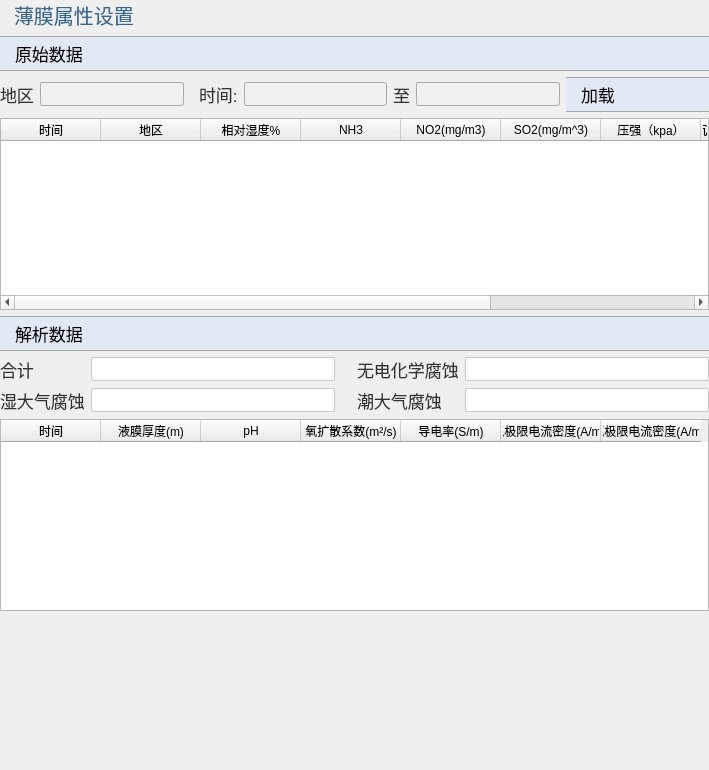
Old version of the form plugins/Base_MaterialManager/ThinFilmSettingWidget.ui in the repository asd977/base_cae.
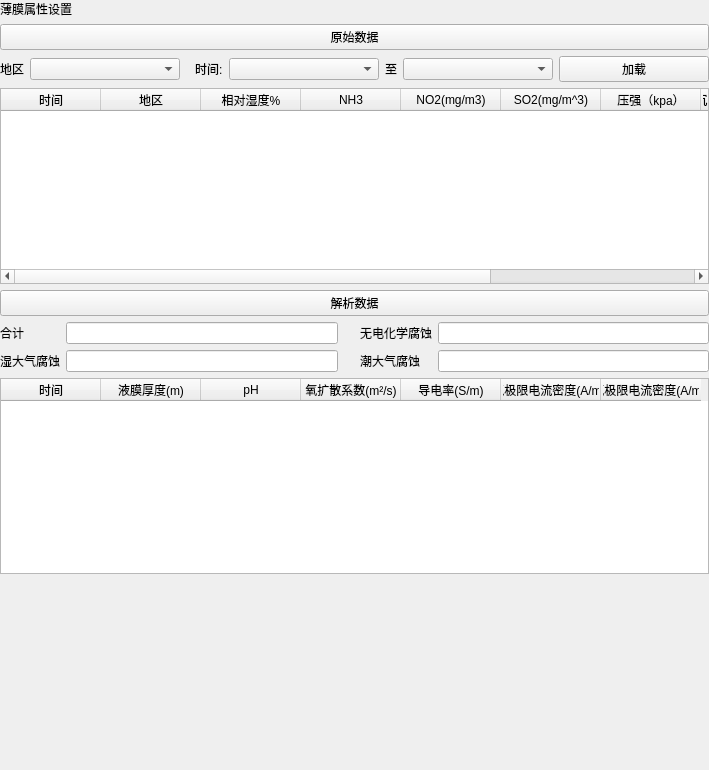
New version of the form. Icons and pictures are not drawn.

Diff of the .ui file:
```diff
--- a/plugins/Base_MaterialManager/ThinFilmSettingWidget.ui
+++ b/plugins/Base_MaterialManager/ThinFilmSettingWidget.ui
@@ -13,135 +13,6 @@
   <property name="windowTitle">
    <string>Form</string>
   </property>
-  <property name="styleSheet">
-   <string notr="true">QWidget{
-font-family: &quot;Microsoft YaHei&quot;, &quot;微软雅黑&quot;;
-
-}
-QPushButton#pushButton_2,
-QPushButton#pushButton,
-QPushButton#pushButton_3,
-QPushButton#pushButton_5 {
-    background-color: rgb(224, 233, 244);
-    border-width: 1px;
-    border-color: rgb(121, 121, 121);
-    border-style: solid;
-    height: 33px;
-    border-top: 1px solid rgb(169, 169, 169); /* 上边框为灰色 */
-    border-bottom: 1px solid rgb(169, 169, 169); /* 下边框为灰色 */
-    border-left: none; /* 移除左边框 */
-    border-right: none;
-    text-align: left;
-	padding-left: 15px;
-	font-size: 17px;
-	border-style: solid;
-}
-
-QLabel {
-    font-family: &quot;Microsoft YaHei&quot;, &quot;微软雅黑&quot;;
-    font-size: 17px;
-    text-align: left;
-    color: rgb(51, 51, 51);
-    white-space: nowrap;
-    line-height: 50px;
-    position: absolute;
-    top: 0px;
-    left: 0px;
-}
-QLabel#label {
-    font-size: 20px;
-    font-family: &quot;Microsoft YaHei&quot;, 微软雅黑;
-    text-align: left;
-	padding-left:9px;
-    color: rgb(53, 103, 147);
-}
-QComboBox {
-    font-family: &quot;Microsoft YaHei&quot;, 微软雅黑;
-    font-size: 17px;
-    text-align: left;
-    color: rgb(51, 51, 51);
-    padding-left:6px;
-    background: rgb(240, 240, 240);
-    border: 1px solid rgb(169, 169, 169);
-    border-radius: 3px; /* 设置边框的圆角半径为5像素 */
-}
-QComboBox::drop-down {
-    background: rgb(240, 240, 240);
-}
-QComboBox::down-arrow {
-    image: url(:/resources/down_arrow.png); /* 替换下拉箭头图标 */
-}
-/*QCombobox右侧按钮*/
-QComboBox::drop-down {
-    subcontrol-origin: padding;
-    subcontrol-position: top right;/*放于右方顶部*/
-    border-top-right-radius: 3px;/*设置边框圆角*/
-    border-bottom-right-radius: 3px;
-}
-QLineEdit {
-    border: 1px solid rgb(200, 200, 200); /* 设置边框为淡灰色 */
-    border-radius: 2px; /* 设置圆角半径为 5 像素 */
-	font-size: 17px;
-}
-QLineEdit:focus {
-    border-color: rgb(100, 100, 255); /* 设置焦点时的边框颜色为蓝色 */
-    outline: none; /* 去掉默认的焦点边框 */
-}
-
-QRadioButton {
-    font-size: 17px; /* 设置字体大小为 14 像素 */
-}
-
-QCheckBox {
-    font-size: 17px; /* 设置字体大小为 14 像素 */
-}
-
-QGroupBox{
-    font-size: 17px; /* 设置字体大小为 14 像素 */   
-}
-
-QPushButton#pushButton_contour_multi{
-    background-color: rgb(255, 255, 255); /* 背景色 */
-    border-width: 1px;                   /* 边框宽度 */
-    border-color: rgb(121, 121, 121);    /* 边框颜色 */	
-	font-size: 17px;
-    border-style: solid;                 /* 边框样式 */
-    border-radius: 2px;                /* 边框圆角 */
-    text-align: center;                    /* 文字左对齐 */
-
-    /* 默认状态 */
-}
-QPushButton#pushButton_contour_multi:hover{
-    background-color: rgb(235, 235, 235); /* 悬浮时的背景色 */
-    border-color: rgb(100, 100, 100);     /* 悬浮时的边框颜色 */
-}
-
-QPushButton#pushButton_contour_multi:pressed{
-    background-color: rgb(200, 200, 200); /* 点击时的背景色 */
-    border-color: rgb(80, 80, 80);         /* 点击时的边框颜色 */
-}
-
-QPushButton#pushButton_contour_single{
-    background-color: rgb(255, 255, 255); /* 背景色 */
-    border-width: 1px;                   /* 边框宽度 */
-    border-color: rgb(121, 121, 121);    /* 边框颜色 */	
-	font-size: 17px;
-    border-style: solid;                 /* 边框样式 */
-    border-radius: 2px;                /* 边框圆角 */
-    text-align: center;                    /* 文字左对齐 */
-
-    /* 默认状态 */
-}
-QPushButton#pushButton_contour_single:hover{
-    background-color: rgb(235, 235, 235); /* 悬浮时的背景色 */
-    border-color: rgb(100, 100, 100);     /* 悬浮时的边框颜色 */
-}
-
-QPushButton#pushButton_contour_single:pressed{
-    background-color: rgb(200, 200, 200); /* 点击时的背景色 */
-    border-color: rgb(80, 80, 80);         /* 点击时的边框颜色 */
-}</string>
-  </property>
   <layout class="QVBoxLayout" name="verticalLayout">
    <property name="leftMargin">
     <number>0</number>
```
